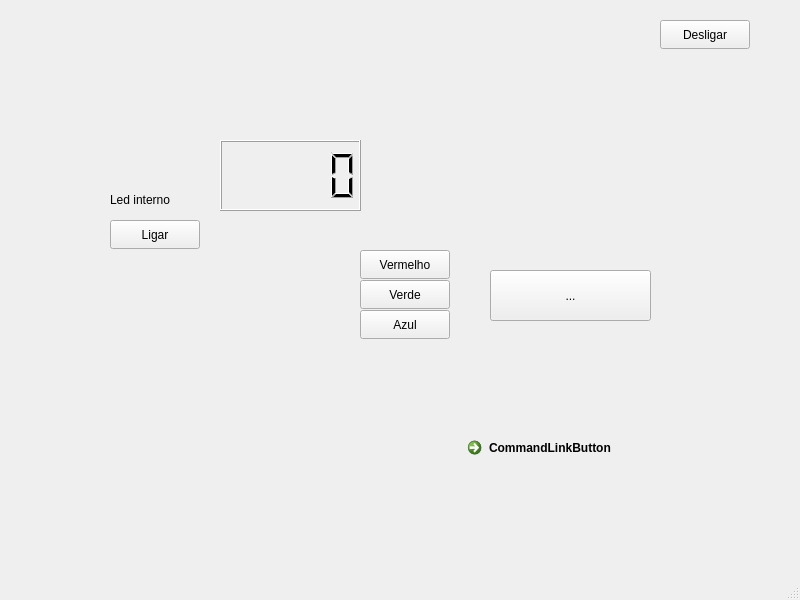
The window that mainwindow.ui (Yuri-Nascimento/MiCA) describes before a commit, drawn with Qt 5.
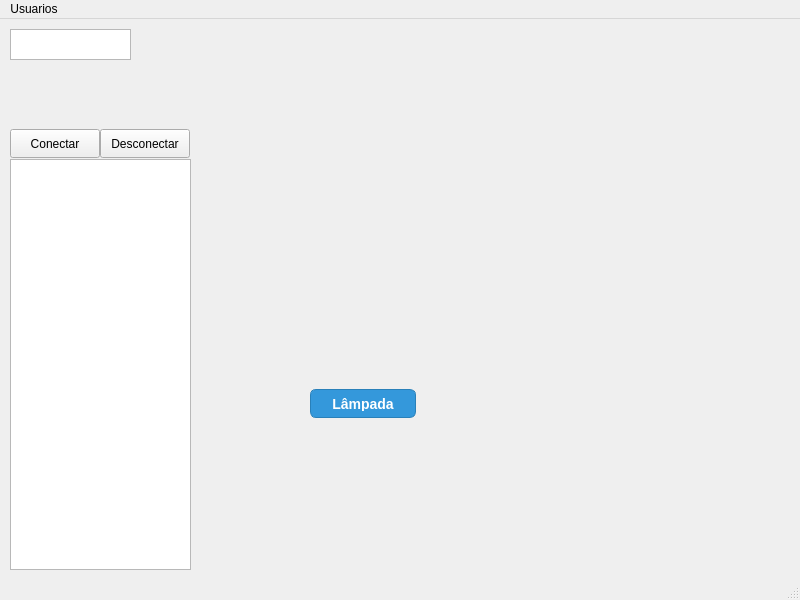
The same window after the commit. Icons and pictures are not drawn.

The edit to the form file:
```diff
--- a/mainwindow.ui
+++ b/mainwindow.ui
@@ -17,21 +17,61 @@
    <widget class="QPushButton" name="btnLigar">
     <property name="geometry">
      <rect>
-      <x>110</x>
-      <y>220</y>
-      <width>90</width>
+      <x>310</x>
+      <y>370</y>
+      <width>106</width>
       <height>29</height>
      </rect>
     </property>
+    <property name="autoFillBackground">
+     <bool>false</bool>
+    </property>
+    <property name="styleSheet">
+     <string notr="true">/* Base state of the button */
+QPushButton {
+    background-color: #3498db;
+    color: #ffffff;
+    font-size: 14px;
+    font-weight: bold;
+    border-style: solid;
+    border-width: 1px;
+    border-color: #2980b9;
+    border-radius: 6px;
+    padding: 6px 12px;
+    min-width: 80px;
+}
+
+/* Hover state (mouse pointer over the button) */
+QPushButton:hover {
+    background-color: #2980b9;
+    border-color: #2574a9;
+}
+
+/* Pressed state (while clicked) */
+QPushButton:pressed {
+    background-color: #21618c;
+    border-style: inset;
+}
+
+/* Disabled state */
+QPushButton:disabled {
+    background-color: #bdc3c7;
+    color: #7f8c8d;
+    border-color: #95a5a6;
+}</string>
+    </property>
     <property name="text">
-     <string>Ligar</string>
+     <string>Lâmpada</string>
+    </property>
+    <property name="checkable">
+     <bool>false</bool>
     </property>
    </widget>
    <widget class="QPushButton" name="btnDesligar">
     <property name="geometry">
      <rect>
-      <x>660</x>
-      <y>20</y>
+      <x>90</x>
+      <y>320</y>
       <width>90</width>
       <height>29</height>
      </rect>
@@ -40,108 +80,79 @@
      <string>&lt;html&gt;&lt;head/&gt;&lt;body&gt;&lt;p&gt;Desligar LED&lt;/p&gt;&lt;/body&gt;&lt;/html&gt;</string>
     </property>
     <property name="text">
-     <string>Desligar</string>
+     <string>Desligar LED</string>
     </property>
    </widget>
-   <widget class="QLabel" name="label">
+   <widget class="QPushButton" name="btnConectar">
     <property name="geometry">
      <rect>
-      <x>110</x>
-      <y>190</y>
-      <width>91</width>
-      <height>20</height>
+      <x>10</x>
+      <y>110</y>
+      <width>90</width>
+      <height>29</height>
      </rect>
     </property>
     <property name="text">
-     <string>Led interno</string>
+     <string>Conectar</string>
     </property>
    </widget>
-   <widget class="QLCDNumber" name="lcdNumber">
+   <widget class="QTextEdit" name="textEdit">
     <property name="geometry">
      <rect>
-      <x>220</x>
+      <x>10</x>
       <y>140</y>
-      <width>141</width>
-      <height>71</height>
+      <width>181</width>
+      <height>411</height>
      </rect>
     </property>
-    <property name="minimumSize">
-     <size>
-      <width>141</width>
-      <height>71</height>
-     </size>
-    </property>
-    <property name="toolTip">
-     <string>&lt;html&gt;&lt;head/&gt;&lt;body&gt;&lt;p&gt;entradaLED&lt;/p&gt;&lt;/body&gt;&lt;/html&gt;</string>
-    </property>
-    <property name="whatsThis">
-     <string>&lt;html&gt;&lt;head/&gt;&lt;body&gt;&lt;p&gt;Sinaldeentradaled&lt;/p&gt;&lt;p&gt;&lt;br/&gt;&lt;/p&gt;&lt;/body&gt;&lt;/html&gt;</string>
-    </property>
    </widget>
-   <widget class="QPushButton" name="ligarVermelho">
+   <widget class="QLabel" name="label">
     <property name="geometry">
      <rect>
-      <x>360</x>
-      <y>250</y>
-      <width>90</width>
-      <height>29</height>
+      <x>230</x>
+      <y>90</y>
+      <width>561</width>
+      <height>461</height>
      </rect>
     </property>
     <property name="text">
-     <string>Vermelho</string>
+     <string/>
     </property>
-   </widget>
-   <widget class="QToolButton" name="toolButton">
-    <property name="geometry">
-     <rect>
-      <x>490</x>
-      <y>270</y>
-      <width>161</width>
-      <height>51</height>
-     </rect>
+    <property name="pixmap">
+     <pixmap resource="imagens.qrc">:/new/imagens/plantaBaixa.png</pixmap>
     </property>
-    <property name="text">
-     <string>...</string>
+    <property name="scaledContents">
+     <bool>true</bool>
     </property>
-   </widget>
-   <widget class="QPushButton" name="ligarVerde">
-    <property name="geometry">
-     <rect>
-      <x>360</x>
-      <y>280</y>
-      <width>90</width>
-      <height>29</height>
-     </rect>
+    <property name="wordWrap">
+     <bool>true</bool>
     </property>
-    <property name="text">
-     <string>Verde</string>
+    <property name="margin">
+     <number>0</number>
     </property>
    </widget>
    <widget class="QPushButton" name="ligarAzul">
     <property name="geometry">
      <rect>
-      <x>360</x>
-      <y>310</y>
+      <x>100</x>
+      <y>110</y>
       <width>90</width>
       <height>29</height>
      </rect>
     </property>
     <property name="text">
-     <string>Azul</string>
+     <string>Desconectar</string>
     </property>
    </widget>
-   <widget class="QCommandLinkButton" name="commandLinkButton">
+   <widget class="QListWidget" name="listUsuarioLogado">
     <property name="geometry">
      <rect>
-      <x>460</x>
-      <y>430</y>
-      <width>187</width>
-      <height>41</height>
+      <x>10</x>
+      <y>10</y>
+      <width>121</width>
+      <height>31</height>
      </rect>
     </property>
-    <property name="text">
-     <string>CommandLinkButton</string>
-    </property>
    </widget>
   </widget>
   <widget class="QMenuBar" name="menubar">
@@ -153,6 +164,13 @@
      <height>25</height>
     </rect>
    </property>
+   <widget class="QMenu" name="menuUsuarios">
+    <property name="title">
+     <string>Usuarios</string>
+    </property>
+    <addaction name="actionAbrir_Usuarios"/>
+   </widget>
+   <addaction name="menuUsuarios"/>
   </widget>
   <widget class="QStatusBar" name="statusbar"/>
  </widget>
```
Left out of the diff: 21 changed lines with no effect on the pictures.
